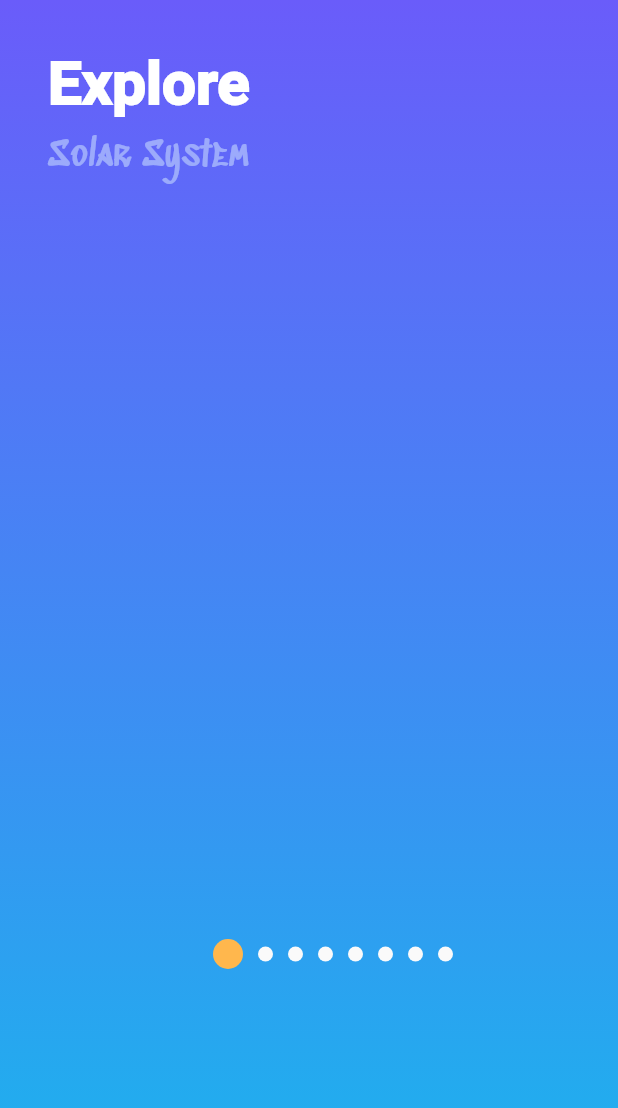
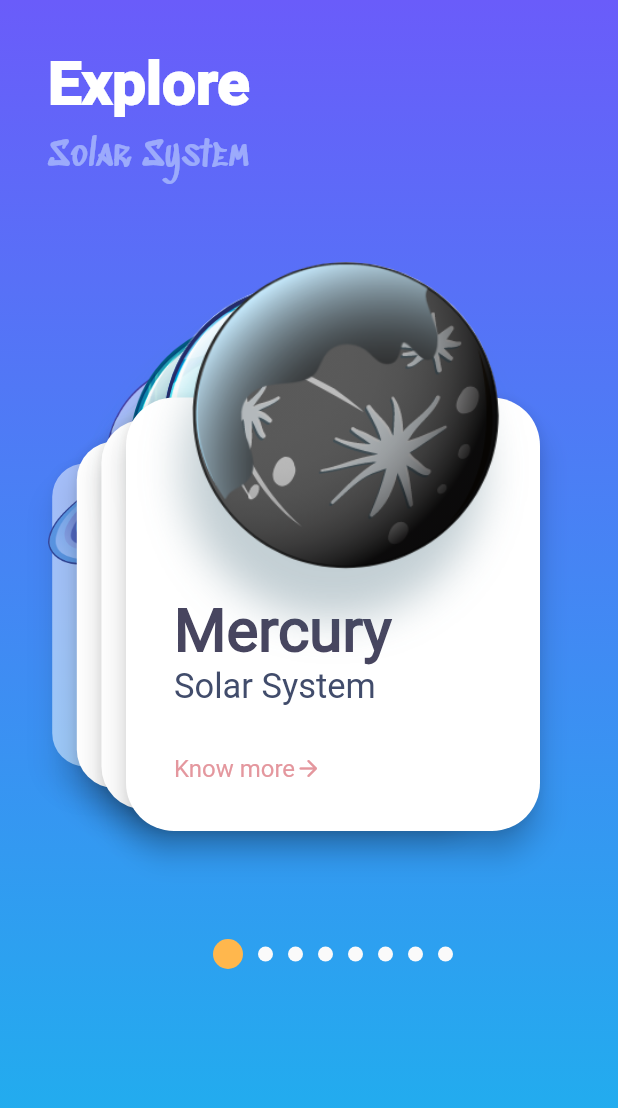
Before and after one commit to DenyAnwar/solar_system, a Flutter app: the screen it shows after launch, on a phone screen of 412 x 824 dp. Shown: the top 1108 px of the screen. Run offline on Flutter 3.47's test engine with Material 2 defaults, Android fonts, the phone set to English and light mode, and no system bars; our stand-ins replace flutter_swiper_plus.

```diff
--- a/lib/views/homepage.dart
+++ b/lib/views/homepage.dart
@@ -85,11 +85,108 @@ class _HomePageState extends State<HomePage> {
                     itemBuilder: (context, index) {
                       return InkWell(
                         onTap: () {
-
+                          Navigator.push(
+                            context,
+                            PageRouteBuilder(
+                              opaque: false,
+                              pageBuilder: (context, a, b) => DetailsView(
+                                planetInfo: planets[index],
+                              ),
+                              transitionsBuilder: (
+                                BuildContext context,
+                                Animation<double> animation,
+                                Animation<double> secondaryAnimation,
+                                Widget child,
+                              ) {
+                                return FadeTransition(
+                                  opacity: animation,
+                                  child: child,
+                                );
+                              },
+                            ),
+                          );
                         },
-
+                        child: Stack(
+                          children: <Widget>[
+                            Column(
+                              children: <Widget>[
+                                const SizedBox(
+                                  height: 100,
+                                ),
+                                Card(
+                                  shape: RoundedRectangleBorder(
+                                    borderRadius: BorderRadius.circular(32),
+                                  ),
+                                  elevation: 8,
+                                  color: Colors.white,
+                                  child: Padding(
+                                    padding: const EdgeInsets.all(32.0),
+                                    child: Column(
+                                      crossAxisAlignment:
+                                          CrossAxisAlignment.start,
+                                      children: <Widget>[
+                                        const SizedBox(
+                                          height: 100,
+                                        ),
+                                        Text(
+                                          planets[index].name.toString(),
+                                          style: const TextStyle(
+                                            fontSize: 40,
+                                            fontFamily: 'Roboto-Regular',
+                                            color: Color(0xff47455f),
+                                            fontWeight: FontWeight.w900,
+                                          ),
+                                          textAlign: TextAlign.left,
+                                        ),
+                                        Text(
+                                          'Solar System',
+                                          style: TextStyle(
+                                            fontSize: 23,
+                                            fontFamily: 'Roboto-Regular',
+                                            color: primaryTextColor,
+                                            fontWeight: FontWeight.w400,
+                                          ),
+                                          textAlign: TextAlign.left,
+                                        ),
+                                        Padding(
+                                          padding:
+                                              const EdgeInsets.only(top: 32.0),
+                                          child: Row(
+                                            children: [
+                                              Text(
+                                                'Know more',
+                                                style: TextStyle(
+                                                  fontSize: 16,
+                                                  fontFamily: 'Roboto-Regular',
+                                                  color: secondaryTextColor,
+                                                  fontWeight: FontWeight.w400,
+                                                ),
+                                                textAlign: TextAlign.left,
+                                              ),
+                                              Icon(
+                                                Icons.arrow_forward_rounded,
+                                                color: secondaryTextColor,
+                                                size: 18,
+                                              ),
+                                            ],
+                                          ),
+                                        ),
+                                      ],
+                                    ),
+                                  ),
+                                ),
+                              ],
+                            ),
+                            Hero(
+                              tag: planets[index].position,
+                              child: Image.asset(
+                                planets[index].iconImage.toString(),
+                              ),
+                            ),
+                          ],
+                        ),
                       );
-                    }
+                    },
                   ),
                 ),
               ),
```
Also changed, not shown: lib/views/detailsview.dart (+50 -0 lines).
